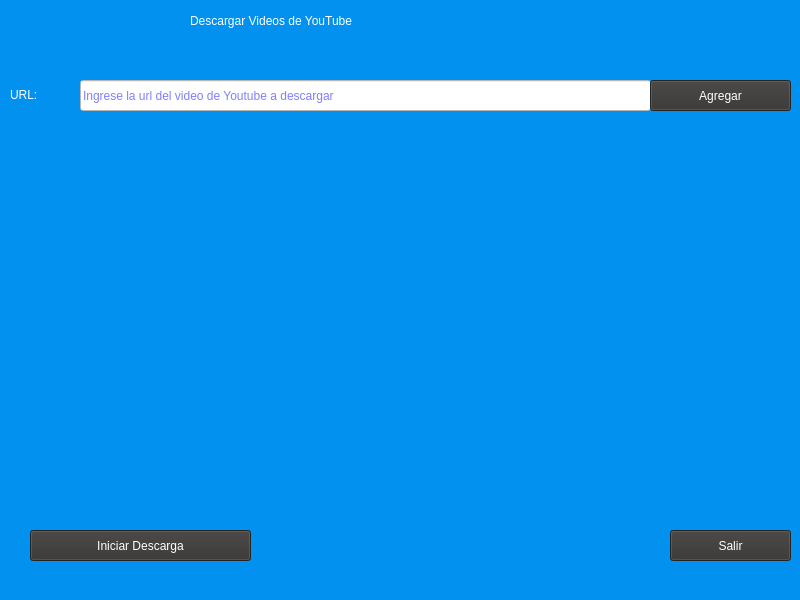
This is view/mainView.ui in Jahr2001/Descargador_Videos_YouTube as Qt 5 draws it before an edit. The edited form follows.
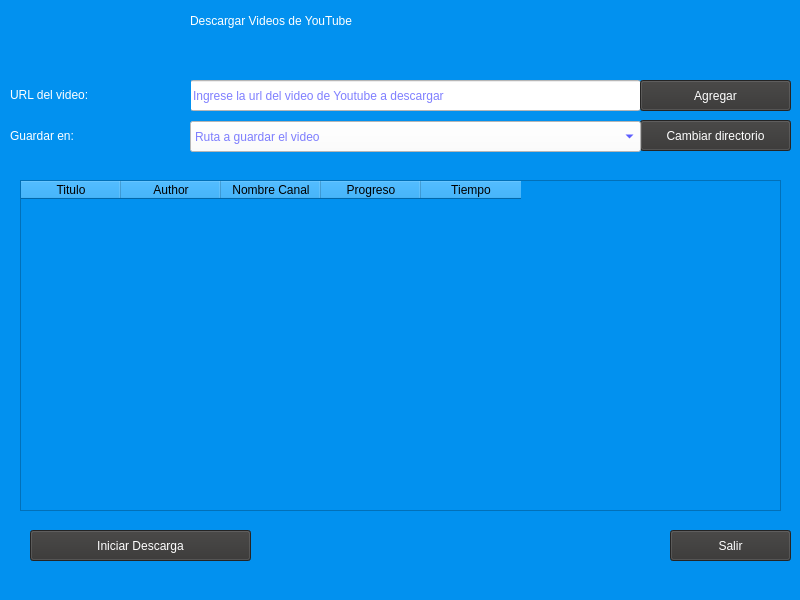
This is the edited form.

Commit message: Actualización

What changed in the file:
```diff
--- a/view/mainView.ui
+++ b/view/mainView.ui
@@ -37,9 +37,9 @@
    <widget class="QLineEdit" name="url">
     <property name="geometry">
      <rect>
-      <x>80</x>
+      <x>190</x>
       <y>80</y>
-      <width>571</width>
+      <width>451</width>
       <height>31</height>
      </rect>
     </property>
@@ -60,7 +60,7 @@
      <rect>
       <x>10</x>
       <y>79</y>
-      <width>61</width>
+      <width>181</width>
       <height>31</height>
      </rect>
     </property>
@@ -69,7 +69,7 @@
 font: 75 20pt &quot;MS Shell Dlg 2&quot;;</string>
     </property>
     <property name="text">
-     <string>URL:</string>
+     <string>URL del video:</string>
     </property>
    </widget>
    <widget class="QPushButton" name="botonSalir">
@@ -117,9 +117,9 @@
    <widget class="QPushButton" name="botonAgregar">
     <property name="geometry">
      <rect>
-      <x>650</x>
+      <x>640</x>
       <y>80</y>
-      <width>141</width>
+      <width>151</width>
       <height>31</height>
      </rect>
     </property>
@@ -135,6 +135,99 @@
      <string>Agregar</string>
     </property>
    </widget>
+   <widget class="QLabel" name="label_3">
+    <property name="geometry">
+     <rect>
+      <x>10</x>
+      <y>120</y>
+      <width>151</width>
+      <height>31</height>
+     </rect>
+    </property>
+    <property name="styleSheet">
+     <string notr="true">color: rgb(255, 255, 255);
+font: 75 20pt &quot;MS Shell Dlg 2&quot;;</string>
+    </property>
+    <property name="text">
+     <string>Guardar en:</string>
+    </property>
+   </widget>
+   <widget class="QPushButton" name="botonCambiarRuta">
+    <property name="geometry">
+     <rect>
+      <x>640</x>
+      <y>120</y>
+      <width>151</width>
+      <height>31</height>
+     </rect>
+    </property>
+    <property name="cursor">
+     <cursorShape>PointingHandCursor</cursorShape>
+    </property>
+    <property name="styleSheet">
+     <string notr="true">font: 12pt &quot;MS Shell Dlg 2&quot;;
+color: rgb(255, 255, 255);
+background-color: rgb(52, 51, 50);</string>
+    </property>
+    <property name="text">
+     <string>Cambiar directorio</string>
+    </property>
+   </widget>
+   <widget class="QComboBox" name="rutaGuardar">
+    <property name="geometry">
+     <rect>
+      <x>190</x>
+      <y>121</y>
+      <width>451</width>
+      <height>31</height>
+     </rect>
+    </property>
+    <property name="cursor">
+     <cursorShape>PointingHandCursor</cursorShape>
+    </property>
+    <property name="styleSheet">
+     <string notr="true">background-color: rgb(255, 255, 255);
+color: rgb(0, 0, 255);</string>
+    </property>
+    <property name="placeholderText">
+     <string>Ruta a guardar el video</string>
+    </property>
+   </widget>
+   <widget class="QTableWidget" name="tableWidget">
+    <property name="geometry">
+     <rect>
+      <x>20</x>
+      <y>180</y>
+      <width>761</width>
+      <height>331</height>
+     </rect>
+    </property>
+    <column>
+     <property name="text">
+      <string>Titulo</string>
+     </property>
+    </column>
+    <column>
+     <property name="text">
+      <string>Author</string>
+     </property>
+    </column>
+    <column>
+     <property name="text">
+      <string>Nombre Canal</string>
+     </property>
+    </column>
+    <column>
+     <property name="text">
+      <string>Progreso</string>
+     </property>
+    </column>
+    <column>
+     <property name="text">
+      <string>Tiempo</string>
+     </property>
+    </column>
+   </widget>
   </widget>
   <widget class="QMenuBar" name="menubar">
    <property name="geometry">
```
The commit also changes 2 other files.
